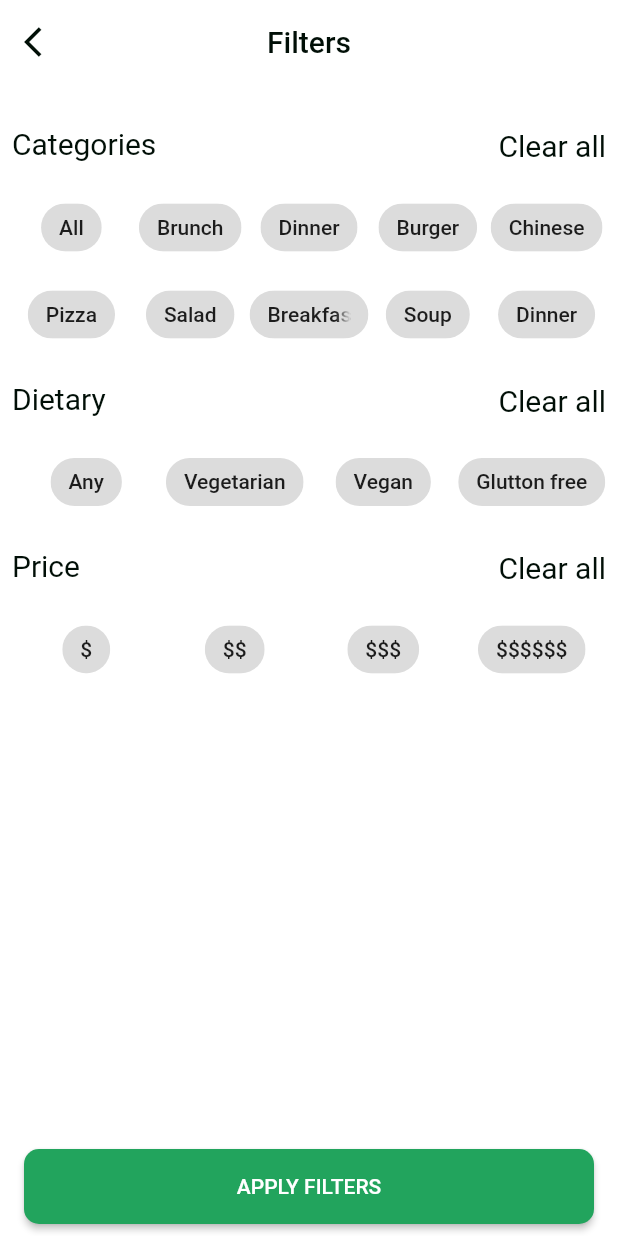
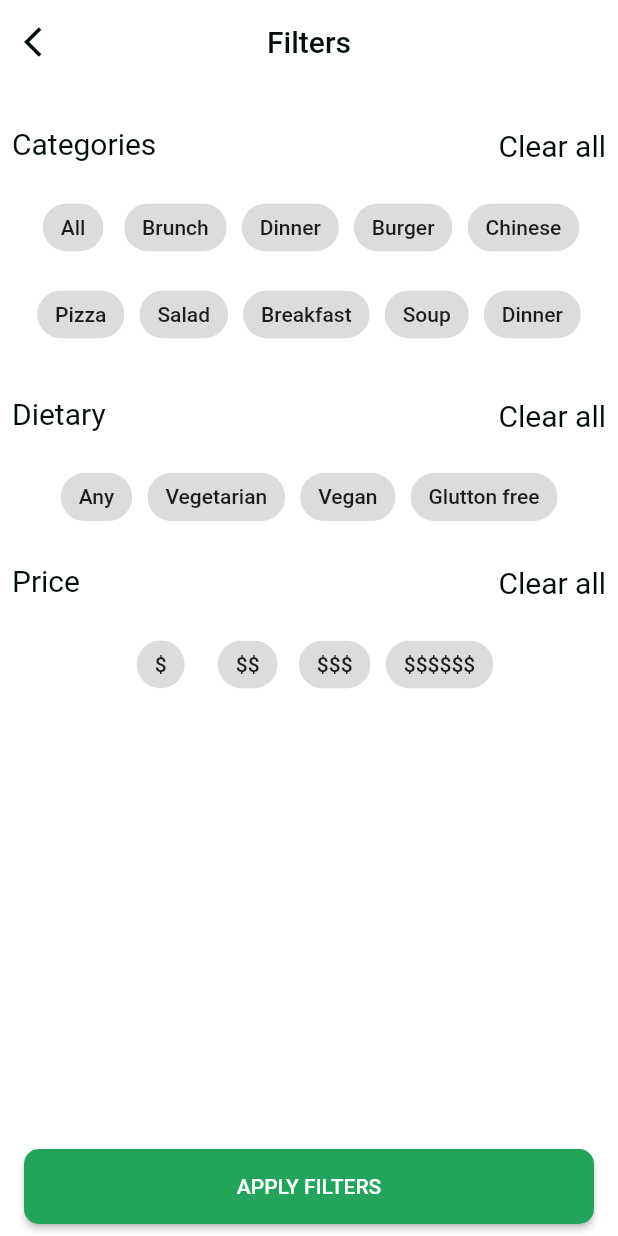
Before and after one commit to Teewhydot/foodly, a Flutter app: the Filter screen opened directly, on a phone screen of 412 x 824 dp. Run offline on Flutter 3.47's test engine with Material 2 defaults, Android fonts, the phone set to English and light mode, and no system bars; our stand-ins replace carousel_pro, expandable, firebase_auth, firebase_core, flutter_screenutil, font_awesome_flutter and 8 more; missing offline and left inert: flutter_facebook_auth; accounts and stored records are empty.

Commit message:
Working on filter chip functionality.

```diff
--- a/lib/filter.dart
+++ b/lib/filter.dart
@@ -1,10 +1,8 @@
 // ignore_for_file: prefer_typing_uninitialized_variables
 
 import 'package:flutter/material.dart';
-import 'package:foodly/models/notification_widgets.dart';
 import 'package:foodly/reusables/constants.dart';
 import 'package:foodly/reusables/widgets/reusable_button.dart';
-import 'package:foodly/screens/mainscreen.dart';
 import 'package:page_transition/page_transition.dart';
 
 class Filter extends StatefulWidget {
@@ -73,84 +71,45 @@ class _FilterState extends State<Filter> {
                 Column(
                   children: [
                     addVerticalSpacing(20),
-                    Row(
-                      children: [
-                        Expanded(
-                          child: ReusableFilterChip(
-                            isAllSelected: isAllSelected,
-                            text: const Text('All'),
-                            onSelected: (bool isChecked) {},
-                          ),
+                    Wrap(
+                      spacing: 10,
+                      runSpacing: 10,
+                      children: const [
+                        ReusableFilterChip(
+                          text: Text('All'),
                         ),
-                        Expanded(
-                          child: ReusableFilterChip(
-                            isAllSelected: isAllSelected,
-                            text: const Text('Brunch'),
-                            onSelected: (bool isChecked) {},
-                          ),
+                        ReusableFilterChip(
+                          text: Text('Brunch'),
                         ),
-                        Expanded(
-                          child: ReusableFilterChip(
-                            isAllSelected: isAllSelected,
-                            text: const Text('Dinner'),
-                            onSelected: (bool isChecked) {},
-                          ),
+                        ReusableFilterChip(
+                          text: Text('Dinner'),
                         ),
-                        Expanded(
-                          child: ReusableFilterChip(
-                            isAllSelected: isAllSelected,
-                            text: const Text('Burger'),
-                            onSelected: (bool isChecked) {},
-                          ),
+                        ReusableFilterChip(
+                          text: Text('Burger'),
                         ),
-                        Expanded(
-                          child: ReusableFilterChip(
-                            isAllSelected: isAllSelected,
-                            text: const Text('Chinese'),
-                            onSelected: (bool isChecked) {},
-                          ),
+                        ReusableFilterChip(
+                          text: Text('Chinese'),
+                        ),
+                        ReusableFilterChip(
+                          text: Text('Pizza'),
+                        ),
+                        ReusableFilterChip(
+                          text: Text('Salad'),
+                        ),
+                        ReusableFilterChip(
+                          text: Text('Breakfast'),
+                        ),
+                        ReusableFilterChip(
+                          text: Text('Soup'),
+                        ),
+                        ReusableFilterChip(
+                          text: Text('Dinner'),
                         ),
                       ],
                     ),
                     addVerticalSpacing(10),
                     Row(
-                      children: [
-                        Expanded(
-                          child: ReusableFilterChip(
-                            isAllSelected: isAllSelected,
-                            text: const Text('Pizza'),
-                            onSelected: (bool isChecked) {},
-                          ),
-                        ),
-                        Expanded(
-                          child: ReusableFilterChip(
-                            isAllSelected: isAllSelected,
-                            text: const Text('Salad'),
-                            onSelected: (bool isChecked) {},
-                          ),
-                        ),
-                        Expanded(
-                          child: ReusableFilterChip(
-                            isAllSelected: isAllSelected,
-                            text: const Text('Breakfast'),
-                            onSelected: (bool isChecked) {},
-                          ),
-                        ),
-                        Expanded(
-                          child: ReusableFilterChip(
-                            isAllSelected: isAllSelected,
-                            text: const Text('Soup'),
-                            onSelected: (bool isChecked) {},
-                          ),
-                        ),
-                        Expanded(
-                          child: ReusableFilterChip(
-                            isAllSelected: isAllSelected,
-                            text: const Text('Dinner'),
-                            onSelected: (bool isChecked) {},
-                          ),
-                        ),
-                      ],
+                      children: const [],
                     ),
                   ],
                 ),
@@ -182,35 +141,20 @@ class _FilterState extends State<Filter> {
                 Column(
                   children: [
                     addVerticalSpacing(20),
-                    Row(
-                      children: [
-                        Expanded(
-                          child: ReusableFilterChip(
-                            isAllSelected: isAllSelected,
-                            text: const Text('Any'),
-                            onSelected: (bool isChecked) {},
-                          ),
+                    Wrap(
+                      spacing: 10,
+                      children: const [
+                        ReusableFilterChip(
+                          text: Text('Any'),
                         ),
-                        Expanded(
-                          child: ReusableFilterChip(
-                            isAllSelected: isAllSelected,
-                            text: const Text('Vegetarian'),
-                            onSelected: (bool isChecked) {},
-                          ),
+                        ReusableFilterChip(
+                          text: Text('Vegetarian'),
                         ),
-                        Expanded(
-                          child: ReusableFilterChip(
-                            isAllSelected: isAllSelected,
-                            text: const Text('Vegan'),
-                            onSelected: (bool isChecked) {},
-                          ),
+                        ReusableFilterChip(
+                          text: Text('Vegan'),
                         ),
-                        Expanded(
-                          child: ReusableFilterChip(
-                            isAllSelected: isAllSelected,
-                            text: const Text('Glutton free'),
-                            onSelected: (bool isChecked) {},
-                          ),
+                        ReusableFilterChip(
+                          text: Text('Glutton free'),
                         ),
                       ],
                     ),
@@ -244,35 +188,20 @@ class _FilterState extends State<Filter> {
                 Column(
                   children: [
                     addVerticalSpacing(20),
-                    Row(
-                      children: [
-                        Expanded(
-                          child: ReusableFilterChip(
-                            isAllSelected: isAllSelected,
-                            text: const Text('\$'),
-                            onSelected: (bool isChecked) {},
-                          ),
+                    Wrap(
+                      spacing: 10,
+                      children: const [
+                        ReusableFilterChip(
+                          text: Text('\$'),
                         ),
-                        Expanded(
-                          child: ReusableFilterChip(
-                            isAllSelected: isAllSelected,
-                            text: const Text('\$\$'),
-                            onSelected: (bool isChecked) {},
-                          ),
+                        ReusableFilterChip(
+                          text: Text('\$\$'),
                         ),
-                        Expanded(
-                          child: ReusableFilterChip(
-                            isAllSelected: isAllSelected,
-                            text: const Text('\$\$\$'),
-                            onSelected: (bool isChecked) {},
-                          ),
+                        ReusableFilterChip(
+                          text: Text('\$\$\$'),
                         ),
-                        Expanded(
-                          child: ReusableFilterChip(
-                            isAllSelected: isAllSelected,
-                            text: const Text('\$\$\$\$\$\$'),
-                            onSelected: (bool isChecked) {},
-                          ),
+                        ReusableFilterChip(
+                          text: Text('\$\$\$\$\$\$'),
                         ),
                       ],
                     ),
@@ -281,22 +210,22 @@ class _FilterState extends State<Filter> {
               ],
             ),
             ReusableButton(const Text('APPLY FILTERS'), () {
-              Navigator.push(
-                  context,
-                  PageTransition(
-                      child: SuccessActionWidget(
-                        heading: 'Your order has been placed successfuly',
-                        subHeading: '',
-                        buttonText: 'KEEP EXPLORING',
-                        onpressed: () {
-                          Navigator.push(
-                              context,
-                              PageTransition(
-                                  child: const MainScreen(),
-                                  type: PageTransitionType.topToBottom));
-                        },
-                      ),
-                      type: PageTransitionType.bottomToTop));
+              // Navigator.push(
+              //     context,
+              //     PageTransition(
+              //         child: SuccessActionWidget(
+              //           heading: 'Your order has been placed successfuly',
+              //           subHeading: '',
+              //           buttonText: 'KEEP EXPLORING',
+              //           onpressed: () {
+              //             Navigator.push(
+              //                 context,
+              //                 PageTransition(
+              //                     child: const MainScreen(),
+              //                     type: PageTransitionType.topToBottom));
+              //           },
+              //         ),
+              //         type: PageTransitionType.bottomToTop));
             }, kGreenColor),
           ],
         ),
@@ -305,26 +234,39 @@ class _FilterState extends State<Filter> {
   }
 }
 
-class ReusableFilterChip extends StatelessWidget {
+class ReusableFilterChip extends StatefulWidget {
   const ReusableFilterChip({
     Key? key,
-    required this.isAllSelected,
     required this.text,
-    required this.onSelected,
   }) : super(key: key);
+  final Text text;
 
-  final bool isAllSelected;
-  final Text text;
-  final onSelected;
+  @override
+  State<ReusableFilterChip> createState() => _ReusableFilterChipState();
+}
+
+class _ReusableFilterChipState extends State<ReusableFilterChip> {
+  var isSelected = false;
 
   @override
   Widget build(BuildContext context) {
+    List<Text> filters = [];
     return FilterChip(
         selectedColor: kGreenColor,
         pressElevation: 2,
-        selected: isAllSelected,
-        label: text,
-        onSelected: onSelected);
+        selected: isSelected,
+        label: widget.text,
+        onSelected: (val) {
+          setState(() {
+            isSelected = val;
+            if (val) {
+              filters.add(widget.text);
+            } else {
+              filters.removeWhere((element) => element == widget.text);
+            }
+          });
+          print(filters);
+        });
   }
 }
 
--- a/lib/main.dart
+++ b/lib/main.dart
@@ -2,7 +2,7 @@ import 'package:firebase_core/firebase_core.dart';
 import 'package:flutter/material.dart';
 import 'package:flutter_screenutil/flutter_screenutil.dart';
 import 'package:foodly/providers/provider.dart';
-import 'package:foodly/screens/onboarding/onboarding.dart';
+import 'package:foodly/screens/mainscreen.dart';
 import 'package:provider/provider.dart';
 
 void main() async {
@@ -50,7 +50,7 @@ class Home extends StatelessWidget {
         theme: ThemeData(
           primarySwatch: Colors.blue,
         ),
-        home: const Onboarding(),
+        home: const MainScreen(),
       ),
     );
   }
--- a/lib/screens/bottom_navigation_pages/user_profile/change_password.dart
+++ b/lib/screens/bottom_navigation_pages/user_profile/change_password.dart
@@ -30,7 +30,9 @@ class ChangePasswordPage extends StatelessWidget {
           },
         ),
       ),
-      body: Column(
+      body: Padding(
+        padding: const EdgeInsets.all(8.0),
+        child: Column(
           mainAxisAlignment: MainAxisAlignment.spaceBetween,
           children: [
             Column(
@@ -112,6 +114,7 @@ class ChangePasswordPage extends StatelessWidget {
             ),
           ],
         ),
+      ),
     );
   }
 }
```
Also changed, not shown: lib/providers/provider.dart (+9 -3 lines), lib/screens/authentication/login_page.dart (+14 -11 lines), lib/screens/bottom_navigation_pages/home.dart (+5 -2 lines). Lines whose indentation alone changed are shown as unchanged.
